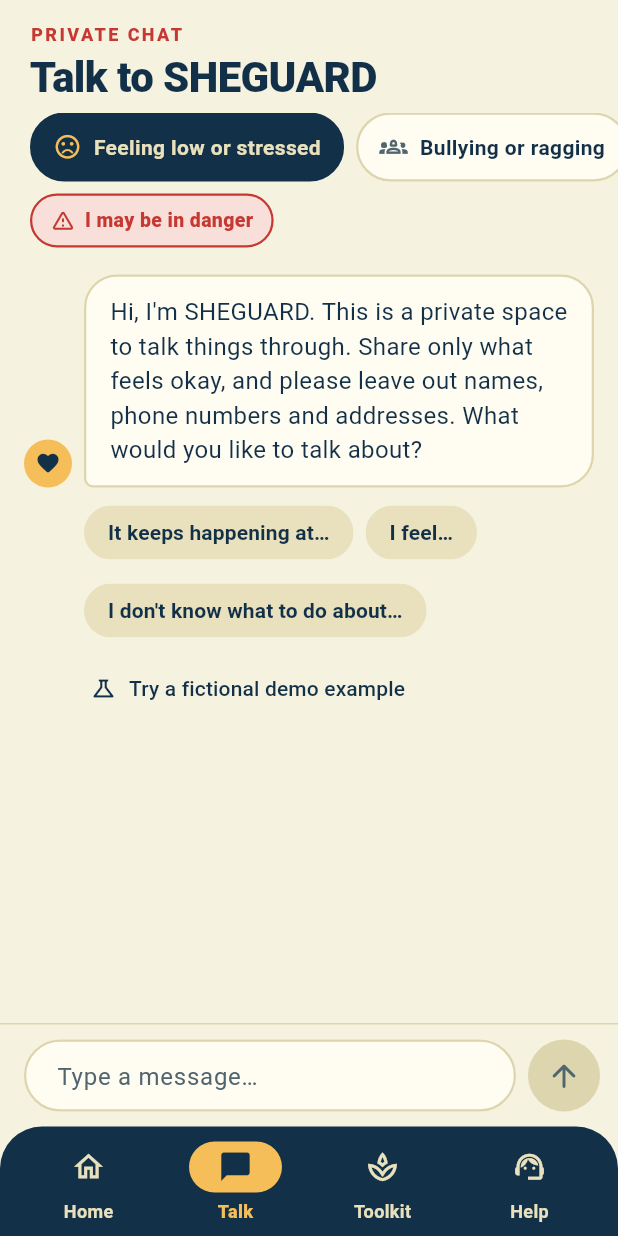
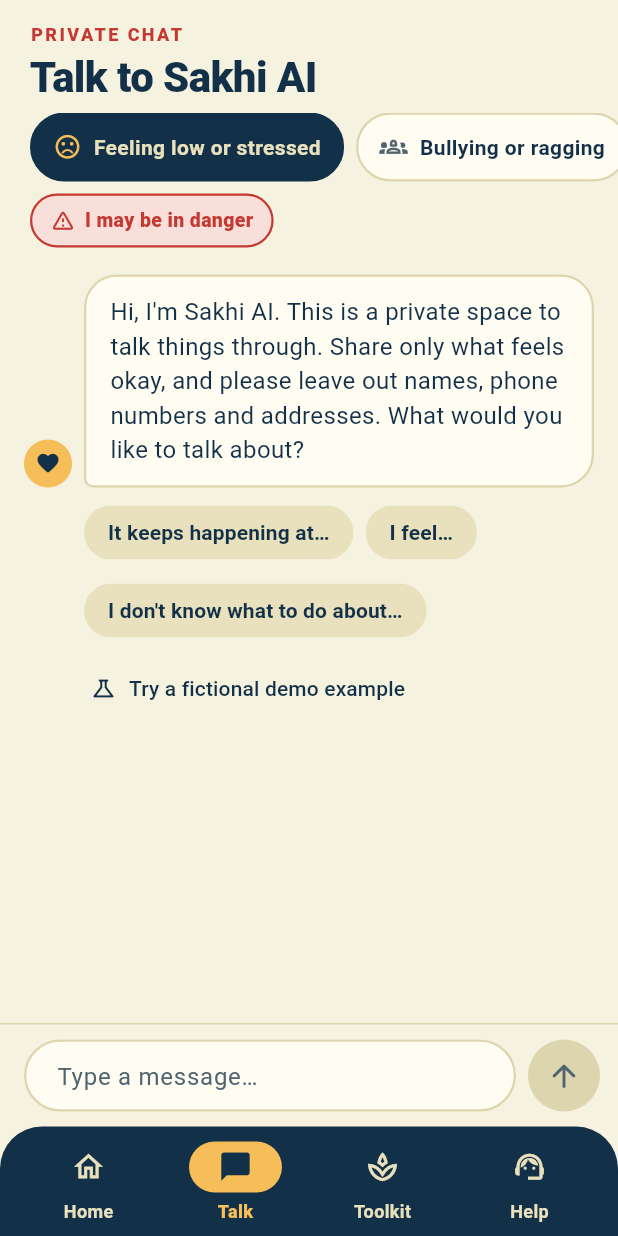
Before and after one commit to Kartelishit/Sakhi-Ai, a Flutter app: the AppShell screen opened directly, item 2 of the bottom bar chosen, on a phone screen of 412 x 824 dp. Run offline on Flutter 3.47's test engine with Material 3 defaults, Android fonts, the phone set to English and light mode, and no system bars.

```diff
--- a/flutter_app/lib/main.dart
+++ b/flutter_app/lib/main.dart
@@ -78,7 +78,7 @@
 
     return MaterialApp(
       debugShowCheckedModeBanner: false,
-      title: 'SHEGUARD',
+      title: 'Sakhi AI',
       theme: ThemeData(
         useMaterial3: true,
         colorScheme: ColorScheme.fromSeed(
@@ -762,7 +762,7 @@
               child: Row(
                 children: [
                   const Text(
-                    'SHEGUARD',
+                    'Sakhi AI',
                     style: TextStyle(
                       color: P.gold,
                       fontWeight: FontWeight.w800,
@@ -1312,7 +1312,7 @@
     return ListView(
       padding: const EdgeInsets.only(bottom: 24),
       children: [
-        const TabHeader(kicker: 'SHEGUARD', title: 'You are safe here'),
+        const TabHeader(kicker: 'Sakhi AI', title: 'You are safe here'),
         // Hero card
         Padding(
           padding: const EdgeInsets.fromLTRB(20, 8, 20, 0),
@@ -1704,7 +1704,7 @@
 
         return Column(
           children: [
-            const TabHeader(kicker: 'Private chat', title: 'Talk to SHEGUARD'),
+            const TabHeader(kicker: 'Private chat', title: 'Talk to Sakhi AI'),
             if (!(keyboardOpen && msgs.isNotEmpty))
               SizedBox(
                 height: 46,
@@ -1782,7 +1782,7 @@
                         const _ChatBubble(
                           msg: ChatMsg(
                             false,
-                            "Hi, I'm SHEGUARD. This is a private space to talk "
+                            "Hi, I'm Sakhi AI. This is a private space to talk "
                             'things through. Share only what feels okay, and '
                             'please leave out names, phone numbers and addresses. '
                             'What would you like to talk about?',
```
Also changed, not shown: 4 other files.
